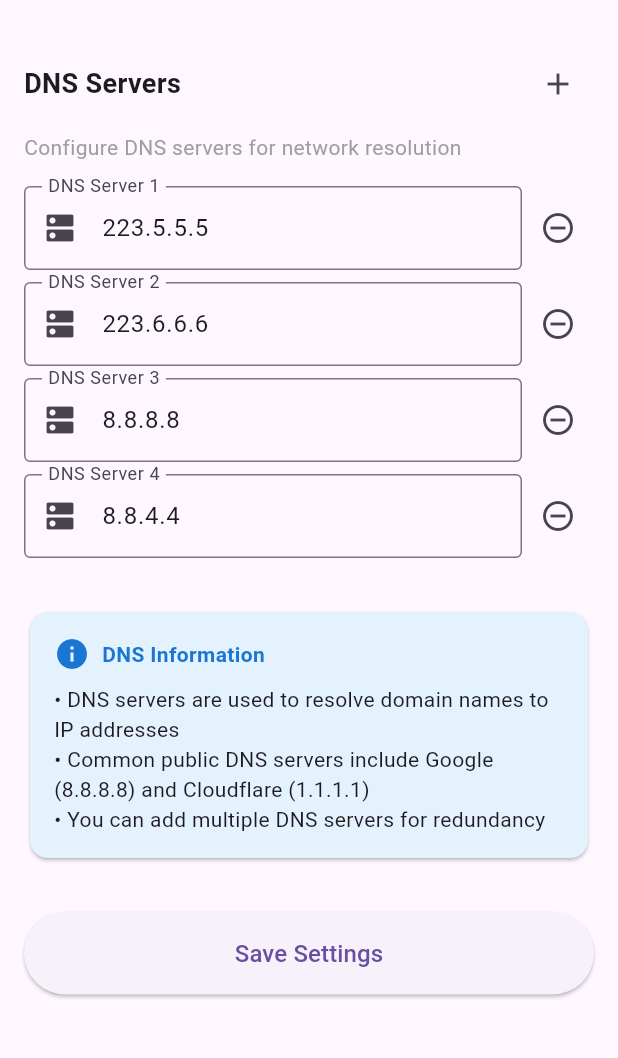
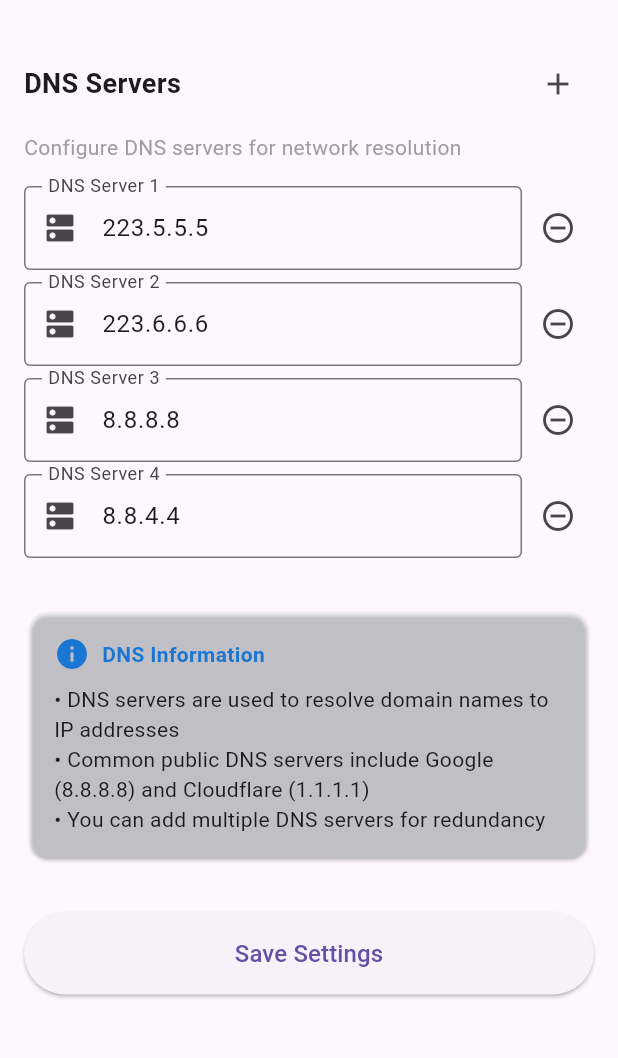
Before and after one commit to niuhuan/etohos, a Flutter app: the screen it shows after launch, after a tap on the "settings" icon, on a phone screen of 412 x 824 dp, the part 60-1118 px from its top. Run offline on Flutter 3.47's test engine with Material 3 defaults, Android fonts, the light colour scheme and no system bars.

Commit message:
:recycle: any commit

```diff
--- a/lib/main.dart
+++ b/lib/main.dart
@@ -1,5 +1,6 @@
 import 'package:etohos/methods.dart';
 import 'package:etohos/app_data.dart';
+import 'package:etohos/themes.dart';
 import 'package:flutter/material.dart';
 
 import 'app_screen.dart';
@@ -14,6 +15,8 @@ class MyApp extends StatelessWidget {
   @override
   Widget build(BuildContext context) {
     return MaterialApp(
+      theme: theme,
+      darkTheme: darkTheme,
       debugShowCheckedModeBanner: false,
       home: const InitScreen(),
     );
--- a/lib/settings_screen.dart
+++ b/lib/settings_screen.dart
@@ -166,7 +166,7 @@ class _SettingsScreenState extends State<SettingsScreen> {
 
               // Info card
               Card(
-                color: Colors.blue.shade50,
+                color: Colors.blue.shade50.withAlpha(0x30),
                 child: Padding(
                   padding: const EdgeInsets.all(16.0),
                   child: Column(
--- /dev/null
+++ b/lib/themes.dart
@@ -0,0 +1,6 @@
+
+import 'package:flutter/material.dart';
+
+var theme = ThemeData.light();
+
+var darkTheme = ThemeData.dark();
```
Also changed, not shown: ohos/AppScope/resources/base/media/app_icon.png (deleted), ohos/entry/src/main/resources/base/media/icon.png (deleted), ohos/entry/src/ohosTest/resources/base/media/icon.png (deleted), 3 other files.
